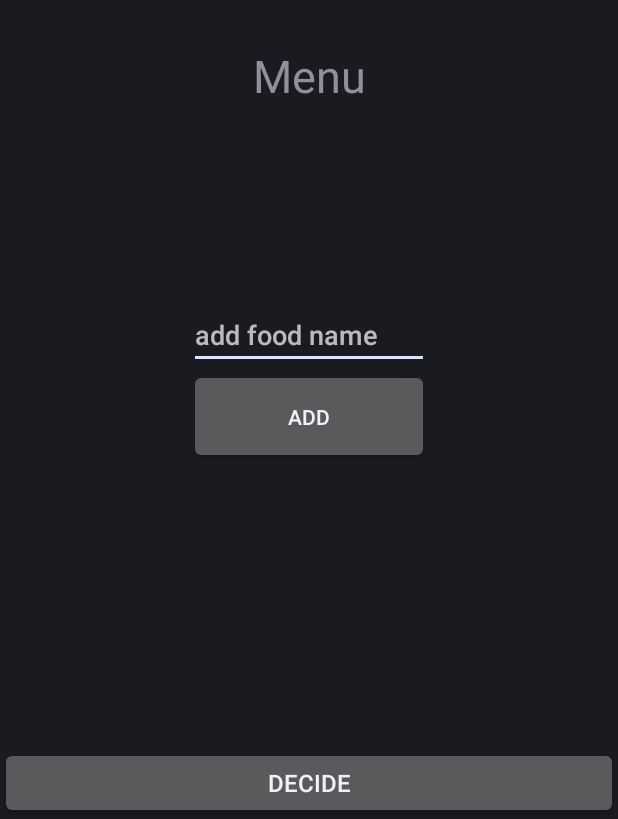
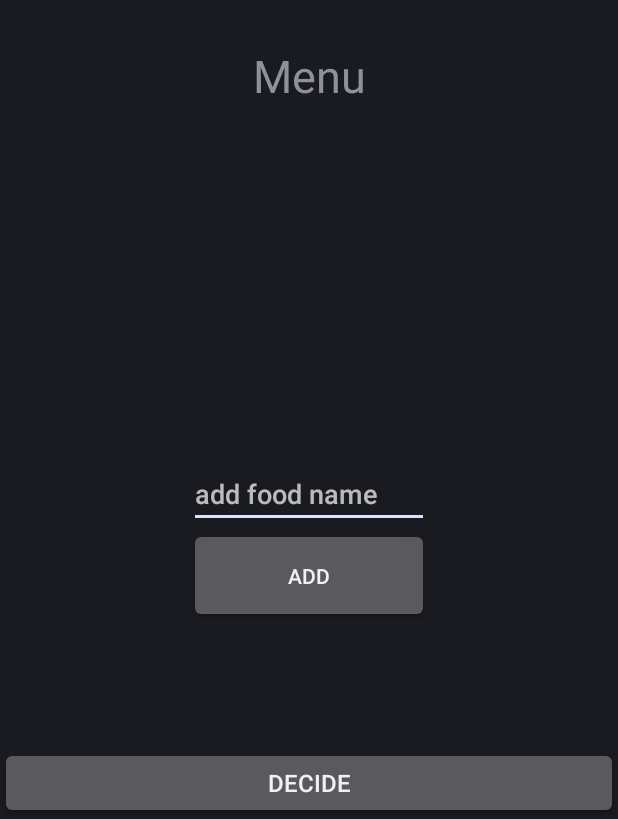
Before and after one commit to egy10/CS473, an Android app: the layout activity_main.xml on its own in the app's theme, with its tools: preview values and no code run, on a phone screen of 412 x 824 dp, the part 417-1236 px from its top. Run offline under Robolectric (Android 15) with nearby library versions, the phone set to English and light mode, and no system bars.

Commit message:
Update activity_main.xml

```diff
--- a/DinnerDecider/app/src/main/res/layout/activity_main.xml
+++ b/DinnerDecider/app/src/main/res/layout/activity_main.xml
@@ -35,6 +35,8 @@
                 android:layout_marginTop="30dp"
                 android:layout_marginBottom="130dp"
                 android:gravity="center_horizontal"
+                android:lines="4"
+                android:maxLines="4"
                 android:text="Menu"
                 android:textAlignment="center"
                 android:textSize="30dp" />
@@ -43,7 +45,7 @@
                 android:id="@+id/edittext"
                 android:layout_width="match_parent"
                 android:layout_height="wrap_content"
-                android:hint="add food name"/>
+                android:hint="add food name" />
 
             <Button
                 android:id="@+id/addFood"
```
